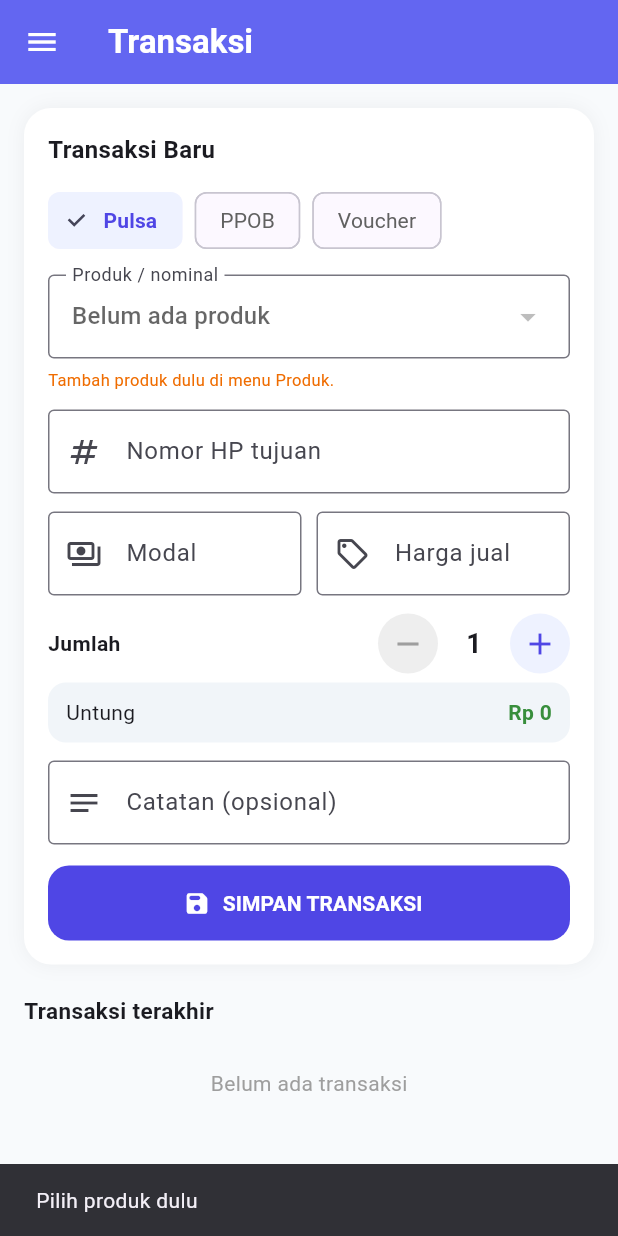
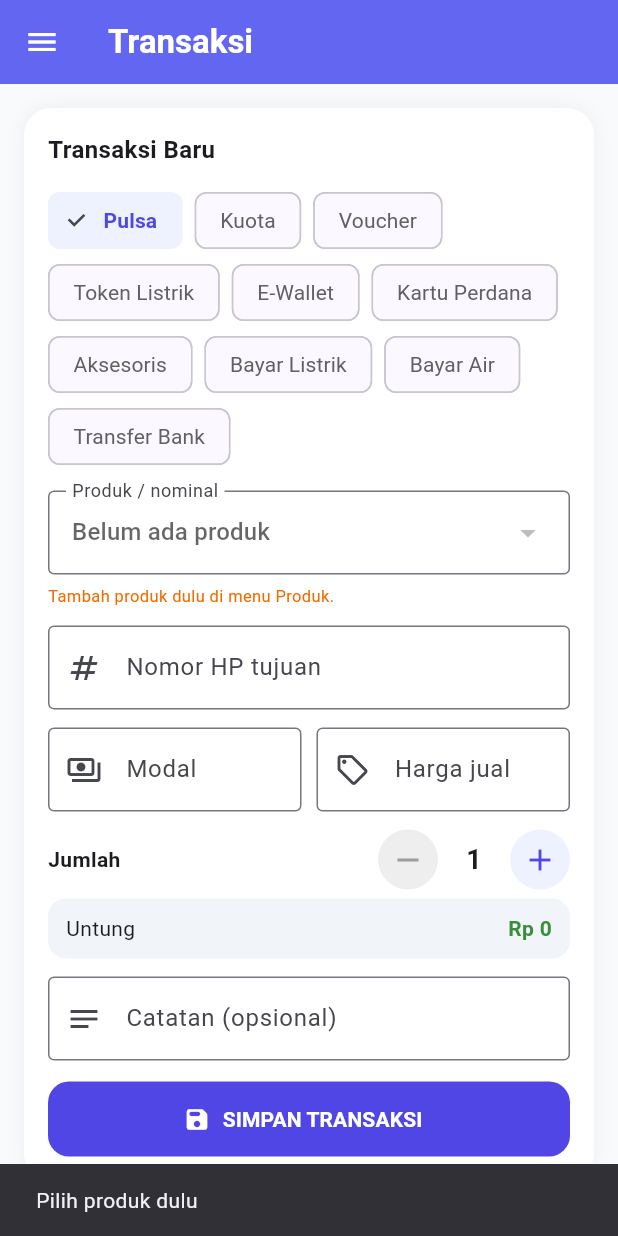
Before and after one commit to indramccaslin/kasir-sendiri, a Flutter app: the screen it shows after launch, after a tap on "Transaksi Baru", after a tap on "SIMPAN TRANSAKSI", on a phone screen of 412 x 824 dp. Run offline on Flutter 3.47's test engine with Material 3 defaults, Android fonts, the phone set to English and light mode, and no system bars; our stand-ins replace sqflite; accounts and stored records are empty.

Commit message:
Reorganize categories for konter: pulsa, kuota, voucher, token, e-wallet, SP, aksesoris, bills, transfer

```diff
--- /dev/null
+++ b/lib/categories.dart
@@ -0,0 +1,65 @@
+import 'package:flutter/material.dart';
+
+IconData categoryIcon(String c) {
+  switch (c) {
+    case 'Pulsa':
+      return Icons.smartphone;
+    case 'Kuota':
+      return Icons.wifi;
+    case 'Voucher':
+      return Icons.confirmation_number;
+    case 'Token Listrik':
+      return Icons.bolt;
+    case 'E-Wallet':
+      return Icons.account_balance_wallet;
+    case 'Kartu Perdana':
+      return Icons.sim_card;
+    case 'Aksesoris':
+      return Icons.headphones;
+    case 'Bayar Listrik':
+      return Icons.electrical_services;
+    case 'Bayar Air':
+      return Icons.water_drop;
+    case 'Transfer Bank':
+      return Icons.account_balance;
+    default:
+      return Icons.category;
+  }
+}
+
+bool targetRequired(String c) => c != 'Aksesoris' && c != 'Kartu Perdana';
+
+String targetLabel(String c) {
+  switch (c) {
+    case 'Bayar Listrik':
+      return 'ID pelanggan / nomor meter';
+    case 'Bayar Air':
+      return 'ID / nomor pelanggan PDAM';
+    case 'Transfer Bank':
+      return 'No. rekening / nama penerima';
+    case 'E-Wallet':
+      return 'Nomor HP akun e-wallet';
+    case 'Aksesoris':
+    case 'Kartu Perdana':
+      return 'Keterangan (opsional)';
+    default:
+      return 'Nomor HP tujuan';
+  }
+}
+
+String targetHint(String c) {
+  switch (c) {
+    case 'Bayar Listrik':
+      return 'mis. 51234567890';
+    case 'Bayar Air':
+      return 'mis. 12345678';
+    case 'Transfer Bank':
+      return 'mis. 1234567890 a.n. Budi';
+    case 'Aksesoris':
+      return 'mis. Casing / headset';
+    case 'Kartu Perdana':
+      return 'mis. Telkomsel 4G';
+    default:
+      return 'mis. 08123456789';
+  }
+}
--- a/lib/models/data.dart
+++ b/lib/models/data.dart
@@ -1,4 +1,15 @@
-const kCategories = ['Pulsa', 'PPOB', 'Voucher'];
+const kCategories = [
+  'Pulsa',
+  'Kuota',
+  'Voucher',
+  'Token Listrik',
+  'E-Wallet',
+  'Kartu Perdana',
+  'Aksesoris',
+  'Bayar Listrik',
+  'Bayar Air',
+  'Transfer Bank',
+];
 
 double toNum(String? s) {
   final t = (s ?? '').replaceAll(RegExp(r'[^0-9]'), '');
--- a/lib/screens/home_screen.dart
+++ b/lib/screens/home_screen.dart
@@ -3,13 +3,11 @@ import 'package:provider/provider.dart';
 import '../services/app_state.dart';
 import '../models/data.dart';
 import '../format.dart';
+import '../categories.dart';
 
 class HomeScreen extends StatelessWidget {
   final void Function(int) onOpen;
   const HomeScreen({super.key, required this.onOpen});
-
-  IconData _catIcon(String c) =>
-      c == 'Pulsa' ? Icons.smartphone : c == 'PPOB' ? Icons.receipt_long : Icons.card_giftcard;
 
   @override
   Widget build(BuildContext context) {
@@ -55,27 +53,39 @@ class HomeScreen extends StatelessWidget {
           const SizedBox(height: 16),
           const Text('Per kategori (hari ini)', style: TextStyle(fontWeight: FontWeight.bold, fontSize: 15)),
           const SizedBox(height: 8),
-          Row(
+          GridView.count(
+            crossAxisCount: 2,
+            shrinkWrap: true,
+            physics: const NeverScrollableScrollPhysics(),
+            mainAxisSpacing: 8,
+            crossAxisSpacing: 8,
+            childAspectRatio: 2.8,
             children: kCategories.map((c) {
               final v = s.sumTotal(today.where((t) => t.category == c));
-              final last = c == kCategories.last;
-              return Expanded(
-                child: Container(
-                  margin: EdgeInsets.only(right: last ? 0 : 8),
-                  padding: const EdgeInsets.all(12),
+              return Container(
+                padding: const EdgeInsets.symmetric(horizontal: 12, vertical: 8),
                 decoration: BoxDecoration(color: Colors.white, borderRadius: BorderRadius.circular(14)),
+                child: Row(
+                  children: [
+                    Icon(categoryIcon(c), color: const Color(0xFF4F46E5), size: 18),
+                    const SizedBox(width: 8),
+                    Expanded(
                       child: Column(
                         crossAxisAlignment: CrossAxisAlignment.start,
+                        mainAxisAlignment: MainAxisAlignment.center,
                         children: [
-                      Icon(_catIcon(c), color: const Color(0xFF4F46E5), size: 20),
-                      const SizedBox(height: 8),
-                      Text(c, style: const TextStyle(fontSize: 12, color: Colors.grey)),
+                          Text(c,
+                              maxLines: 1,
+                              overflow: TextOverflow.ellipsis,
+                              style: const TextStyle(fontSize: 11, color: Colors.grey)),
                           Text(rupiah.format(v),
                               maxLines: 1,
                               overflow: TextOverflow.ellipsis,
                               style: const TextStyle(fontWeight: FontWeight.bold, fontSize: 12)),
                         ],
                       ),
+                    ),
+                  ],
                 ),
               );
             }).toList(),
@@ -102,7 +112,7 @@ class HomeScreen extends StatelessWidget {
                 child: ListTile(
                   leading: CircleAvatar(
                     backgroundColor: const Color(0xFFEEF2FF),
-                    child: Icon(_catIcon(t.category), color: const Color(0xFF4F46E5), size: 20),
+                    child: Icon(categoryIcon(t.category), color: const Color(0xFF4F46E5), size: 20),
                   ),
                   title: Text(t.productName, style: const TextStyle(fontWeight: FontWeight.w600)),
                   subtitle: Text('${t.target} • ${dateFmt.format(t.date)}'),
--- a/lib/screens/products_screen.dart
+++ b/lib/screens/products_screen.dart
@@ -3,6 +3,7 @@ import 'package:provider/provider.dart';
 import '../services/app_state.dart';
 import '../models/data.dart';
 import '../format.dart';
+import '../categories.dart';
 
 const _indigo = Color(0xFF4F46E5);
 
@@ -79,10 +80,7 @@ class _ProductsScreenState extends State<ProductsScreen> {
                         onTap: () => _edit(p),
                         leading: CircleAvatar(
                           backgroundColor: const Color(0xFFEEF2FF),
-                          child: Text(
-                            p.name.isNotEmpty ? p.name[0].toUpperCase() : '?',
-                            style: const TextStyle(color: _indigo, fontWeight: FontWeight.bold),
-                          ),
+                          child: Icon(categoryIcon(p.category), color: _indigo, size: 20),
                         ),
                         title: Text(p.name, style: const TextStyle(fontWeight: FontWeight.w600)),
                         subtitle: Text(
--- a/lib/screens/reports_screen.dart
+++ b/lib/screens/reports_screen.dart
@@ -3,6 +3,7 @@ import 'package:provider/provider.dart';
 import '../services/app_state.dart';
 import '../models/data.dart';
 import '../format.dart';
+import '../categories.dart';
 
 const _indigo = Color(0xFF4F46E5);
 
@@ -145,6 +146,10 @@ class _ReportsScreenState extends State<ReportsScreen> {
               margin: const EdgeInsets.only(bottom: 8),
               shape: RoundedRectangleBorder(borderRadius: BorderRadius.circular(12)),
               child: ListTile(
+                leading: CircleAvatar(
+                  backgroundColor: const Color(0xFFEEF2FF),
+                  child: Icon(categoryIcon(t.category), color: _indigo, size: 20),
+                ),
                 title: Text('${t.productName} x${t.qty}',
                     style: const TextStyle(fontWeight: FontWeight.w600)),
                 subtitle: Text('${t.category} • ${t.target} • ${dateTimeFmt.format(t.date)}'),
--- a/lib/screens/sales_screen.dart
+++ b/lib/screens/sales_screen.dart
@@ -3,6 +3,7 @@ import 'package:provider/provider.dart';
 import '../services/app_state.dart';
 import '../models/data.dart';
 import '../format.dart';
+import '../categories.dart';
 
 const _indigo = Color(0xFF4F46E5);
 
@@ -119,8 +120,8 @@ class _SalesScreenState extends State<SalesScreen> {
                 controller: _targetC,
                 keyboardType: TextInputType.text,
                 decoration: InputDecoration(
-                  labelText: _cat == 'PPOB' ? 'Nomor / ID pelanggan' : 'Nomor HP tujuan',
-                  hintText: _cat == 'PPOB' ? 'mis. 12345678901' : 'mis. 08123456789',
+                  labelText: targetLabel(_cat),
+                  hintText: targetHint(_cat),
                   prefixIcon: const Icon(Icons.numbers),
                   border: const OutlineInputBorder(),
                 ),
@@ -205,15 +206,7 @@ class _SalesScreenState extends State<SalesScreen> {
               child: ListTile(
                 leading: CircleAvatar(
                   backgroundColor: const Color(0xFFEEF2FF),
-                  child: Icon(
-                    t.category == 'Pulsa'
-                        ? Icons.smartphone
-                        : t.category == 'PPOB'
-                            ? Icons.receipt_long
-                            : Icons.card_giftcard,
-                    color: _indigo,
-                    size: 20,
-                  ),
+                  child: Icon(categoryIcon(t.category), color: _indigo, size: 20),
                 ),
                 title: Text('${t.productName} x${t.qty}',
                     style: const TextStyle(fontWeight: FontWeight.w600)),
@@ -269,8 +262,8 @@ class _SalesScreenState extends State<SalesScreen> {
       messenger.showSnackBar(const SnackBar(content: Text('Pilih produk dulu')));
       return;
     }
-    if (_targetC.text.trim().isEmpty) {
-      messenger.showSnackBar(const SnackBar(content: Text('Nomor tujuan wajib diisi')));
+    if (targetRequired(_cat) && _targetC.text.trim().isEmpty) {
+      messenger.showSnackBar(SnackBar(content: Text('${targetLabel(_cat)} wajib diisi')));
       return;
     }
     if (_price <= 0) {
@@ -282,7 +275,7 @@ class _SalesScreenState extends State<SalesScreen> {
       date: DateTime.now(),
       category: _cat,
       productName: p.name,
-      target: _targetC.text.trim(),
+      target: _targetC.text.trim().isEmpty ? '-' : _targetC.text.trim(),
       qty: _qty,
       basePrice: _base,
       price: _price,
```
Lines whose indentation alone changed are shown as unchanged.
